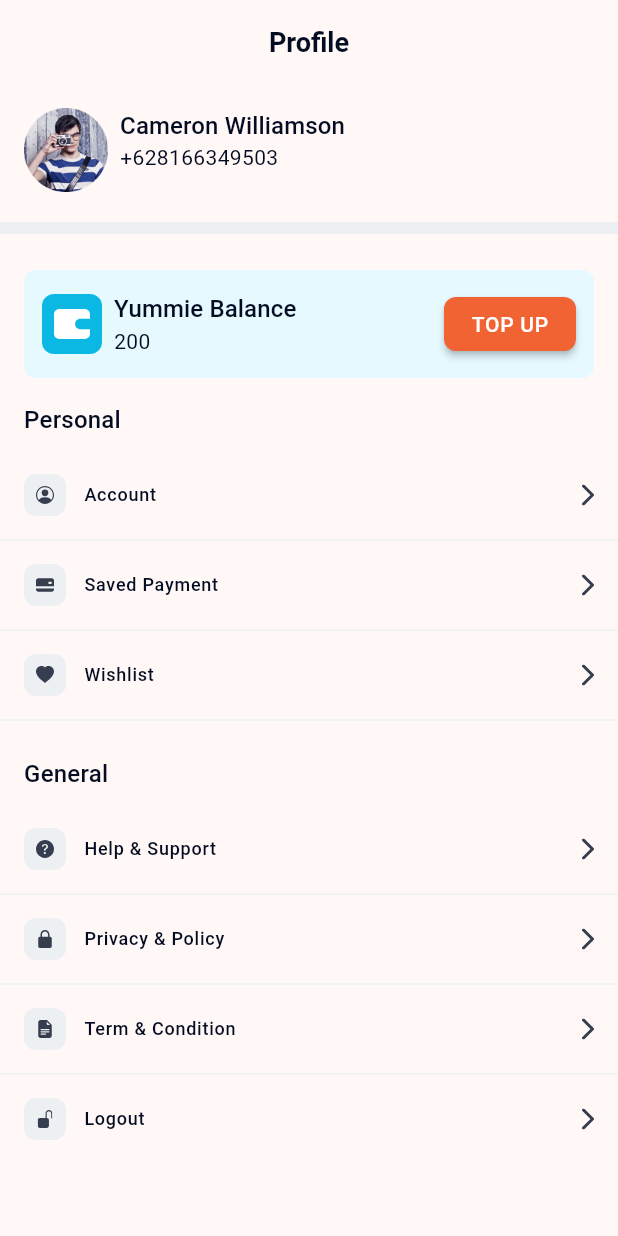
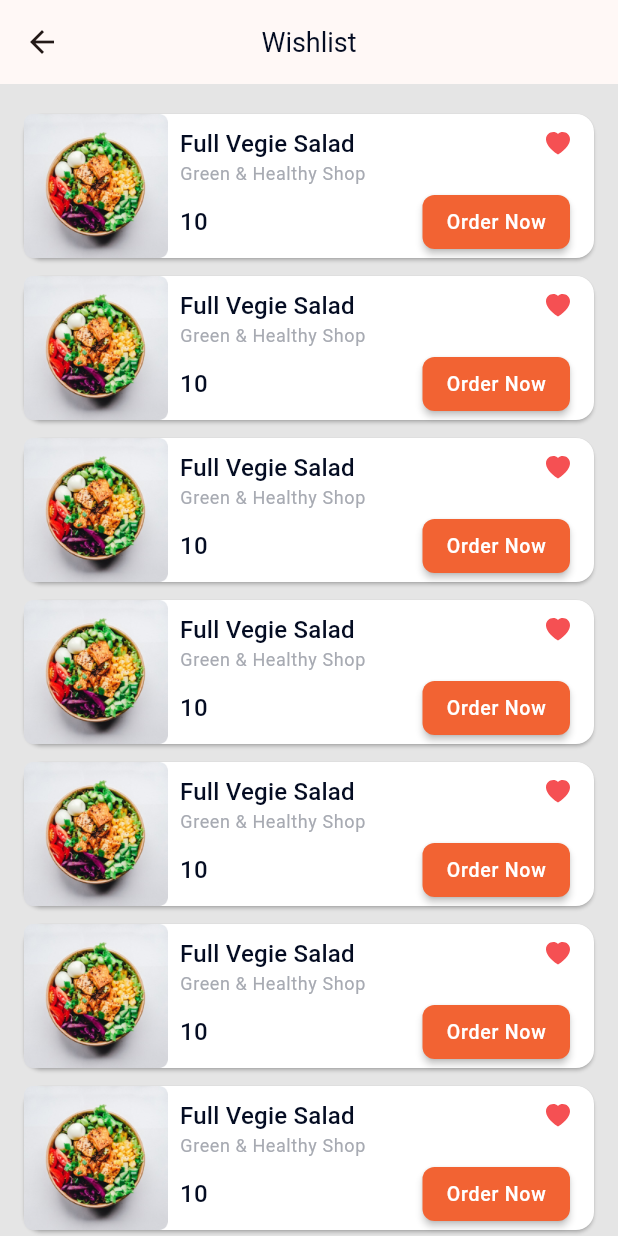
Before and after one commit to dev-mobile-vn/food, a Flutter app: the ProfilePage screen opened directly, after a tap on "Wishlist", on a phone screen of 412 x 824 dp. Run offline on Flutter 3.47's test engine with Material 3 defaults, Android fonts, the phone set to English and light mode, and no system bars; our stand-ins replace bloc, equatable, firebase_core, flutter_bloc, flutter_svg, loading_animation_widget and 1 more; accounts and stored records are empty; Roboto replaces fonts that are missing (KoHo-Bold, KoHo-Medium, KoHo-Regular).

Commit message:
UI wishlist and category

```diff
--- a/lib/config/app_routes.dart
+++ b/lib/config/app_routes.dart
@@ -1,13 +1,15 @@
 import 'package:flutter/material.dart';
 import 'package:flutter_bloc/flutter_bloc.dart';
-import 'package:food/presentation/main/main_screen.dart';
-
+import 'package:food/presentation/category/categories_page.dart';
 import '../core/constants/routers.dart';
+import '../presentation/account/account_page.dart';
+import '../presentation/main/main_screen.dart';
 import '../presentation/onboarding/intro/bloc/onboarding_bloc.dart';
 import '../presentation/onboarding/intro/intro_screen.dart';
 import '../presentation/onboarding/splash/bloc/splash_bloc.dart';
 import '../presentation/onboarding/splash/splash_screen.dart';
 import '../presentation/search_country/search_country_screen.dart';
+import '../presentation/wishlist/wishlist_page.dart';
 
 class AppRouters {
   static Route<dynamic> generateRoute(RouteSettings settings) {
@@ -31,6 +33,12 @@ class AppRouters {
         return MaterialPageRoute(builder: (_) => const SearchCountryScreen());
       case mainRoute:
         return MaterialPageRoute(builder: (_) => const MainScreen());
+      case wishlistRoute:
+        return MaterialPageRoute(builder: (_) => const WishlistPage());
+      case accountRoute:
+        return MaterialPageRoute(builder: (_) => const AccountPage());
+      case categoryRoute:
+        return MaterialPageRoute(builder: (_) => const CategoriesPage());
       default:
         return _errorRoute();
     }
--- a/lib/core/constants/routers.dart
+++ b/lib/core/constants/routers.dart
@@ -1,4 +1,7 @@
 const String splashRoute = '/';
-const String boardingRoute = '/on-boarding-screen';
+const String boardingRoute = '/on-boarding-page';
 const String mainRoute = '/main-screen';
-const String searchCountryRoute = '/search-country-screen';
+const String searchCountryRoute = '/search-country-page';
+const String wishlistRoute = '/wishlist-page';
+const String accountRoute = '/account-page';
+const String categoryRoute = '/category-page';
--- a/lib/core/theme/app_theme.dart
+++ b/lib/core/theme/app_theme.dart
@@ -8,6 +8,20 @@ class AppTheme {
     fontFamily: koHoFontFamily,
     primaryColor: kPrimaryColor,
     colorScheme: ColorScheme.fromSeed(seedColor: kPrimaryColor),
+    cardColor: Colors.white,
+    cardTheme: const CardTheme(
+      color: Colors.white,
+      surfaceTintColor: Colors.white,
+    ),
+    appBarTheme: const AppBarTheme(
+      surfaceTintColor: Colors.white,
+      centerTitle: true,
+      titleTextStyle: TextStyle(
+        fontSize: 18,
+        fontFamily: fontKoHoBold,
+        color: kBlackColor,
+      ),
+    ),
     textTheme: const TextTheme(
         titleSmall: TextStyle(
           fontSize: 14,
--- /dev/null
+++ b/lib/core/widgets/card_item.dart
@@ -0,0 +1,94 @@
+import 'package:flutter/cupertino.dart';
+import 'package:flutter/material.dart';
+import 'package:flutter/widgets.dart';
+import 'package:flutter_svg/flutter_svg.dart';
+
+import '../resource/colors.dart';
+
+class CardItem extends StatelessWidget {
+  const CardItem({super.key});
+
+  @override
+  Widget build(BuildContext context) {
+    return Card(
+      color: Colors.white,
+      margin: const EdgeInsets.only(left: 16, right: 16, bottom: 12),
+      child: Row(
+        crossAxisAlignment: CrossAxisAlignment.start,
+        children: [
+          Image.asset(
+            'assets/images/item_food.png',
+            width: 96,
+            height: 96,
+          ),
+          const SizedBox(
+            width: 8,
+          ),
+          Expanded(
+            child: Column(
+              crossAxisAlignment: CrossAxisAlignment.start,
+              children: [
+                const SizedBox(
+                  height: 8,
+                ),
+                Row(
+                  children: [
+                    Expanded(
+                        child: Text(
+                      'Full Vegie Salad',
+                      overflow: TextOverflow.ellipsis,
+                      maxLines: 1,
+                      style: Theme.of(context).textTheme.titleMedium,
+                    )),
+                    const SizedBox(
+                      width: 12,
+                    ),
+                    SvgPicture.asset(
+                      'assets/icons/ic_heart.svg',
+                      color: const Color(0xffF55053),
+                    ),
+                    const SizedBox(
+                      width: 16,
+                    ),
+                  ],
+                ),
+                Text(
+                  'Green & Healthy Shop',
+                  style: Theme.of(context)
+                      .textTheme
+                      .bodySmall!
+                      .copyWith(color: const Color(0xffA7AAB2), fontSize: 12),
+                ),
+                Padding(
+                  padding: const EdgeInsets.only(right: 16),
+                  child: Row(
+                    mainAxisAlignment: MainAxisAlignment.spaceBetween,
+                    children: [
+                      Text(
+                        '10',
+                        style: Theme.of(context).textTheme.titleMedium,
+                      ),
+                      MaterialButton(
+                        onPressed: () {},
+                        shape: RoundedRectangleBorder(
+                            borderRadius: BorderRadius.circular(8)),
+                        color: kPrimaryColor,
+                        child: Text(
+                          'Order Now',
+                          style: Theme.of(context)
+                              .textTheme
+                              .labelSmall!
+                              .copyWith(fontSize: 13, color: Colors.white),
+                        ),
+                      )
+                    ],
+                  ),
+                )
+              ],
+            ),
+          )
+        ],
+      ),
+    );
+  }
+}
--- a/lib/presentation/main/pages/profile/profile_page.dart
+++ b/lib/presentation/main/pages/profile/profile_page.dart
@@ -1,10 +1,9 @@
-import 'package:flutter/cupertino.dart';
 import 'package:flutter/material.dart';
 import 'package:flutter_svg/flutter_svg.dart';
 import 'package:food/core/constants/routers.dart';
 import 'package:food/core/resource/colors.dart';
 import 'package:food/core/resource/fonts.dart';
-import 'package:food/presentation/main/pages/profile/widgets/item_profile.dart';
+import 'widgets/item_profile.dart';
 
 class ProfilePage extends StatelessWidget {
   const ProfilePage({super.key});
@@ -19,16 +18,11 @@ class ProfilePage extends StatelessWidget {
         centerTitle: true,
         title: const Text(
           'Profile',
-          style: TextStyle(
-            fontFamily: fontKoHoSemiBold,
-            fontSize: 18,
-            color: kBlackColor,
-            fontWeight: FontWeight.bold,
-          ),
         ),
       ),
       body: SingleChildScrollView(
         padding: const EdgeInsets.only(top: 16, bottom: 24),
+        physics: const BouncingScrollPhysics(),
         child: Column(
           crossAxisAlignment: CrossAxisAlignment.start,
           children: [
@@ -134,7 +128,7 @@ class ProfilePage extends StatelessWidget {
                 label: 'Account',
                 ic: 'assets/icons/ic_user.svg',
                 action: () {
-                  //Navigator.pushNamed(context, searchCountryRoute);
+                  Navigator.pushNamed(context, accountRoute);
                 }),
             divider,
             ProfileItem(
@@ -145,7 +139,9 @@ class ProfilePage extends StatelessWidget {
             ProfileItem(
                 label: 'Wishlist',
                 ic: 'assets/icons/ic_heart.svg',
-                action: () {}),
+                action: () {
+                  Navigator.pushNamed(context, wishlistRoute);
+                }),
             divider,
             Padding(
               padding: const EdgeInsets.all(16),
--- a/lib/presentation/main/pages/profile/widgets/item_profile.dart
+++ b/lib/presentation/main/pages/profile/widgets/item_profile.dart
@@ -6,18 +6,17 @@ class ProfileItem extends StatelessWidget {
   final String ic;
   final VoidCallback action;
 
-  // ProfileItem.account({
-  //   super.key,
-  // })  : label = 'Account',
-  //       ic = 'assets/icons/ic_user.svg',
-  //       action = (() {});
-
-  const ProfileItem(
-      {super.key, required this.label, required this.ic, required this.action});
+  const ProfileItem({
+    super.key,
+    required this.label,
+    required this.ic,
+    required this.action,
+  });
 
   @override
   Widget build(BuildContext context) {
     return GestureDetector(
+      behavior: HitTestBehavior.translucent,
       onTap: () => action.call(),
       child: Padding(
         padding: const EdgeInsets.only(left: 16, right: 16, top: 8, bottom: 8),
--- /dev/null
+++ b/lib/presentation/wishlist/wishlist_page.dart
@@ -0,0 +1,81 @@
+import 'package:flutter/material.dart';
+import 'package:food/core/widgets/card_item.dart';
+import '../../../../core/resource/colors.dart';
+import '../../../../core/resource/fonts.dart';
+
+class WishlistPage extends StatelessWidget {
+  const WishlistPage({super.key});
+
+  @override
+  Widget build(BuildContext context) {
+    return Scaffold(
+      backgroundColor: const Color(0xffE5E5E5),
+      appBar: AppBar(
+        title: const Text(
+          'Wishlist',
+        ),
+      ),
+      body: ListView.builder(
+          physics: const BouncingScrollPhysics(),
+          padding: const EdgeInsets.symmetric(vertical: 20),
+          itemCount: 10,
+          itemBuilder: (_, index) {
+            return const CardItem();
+          }),
+    );
+  }
+}
+
+class UIEmptyOrder extends StatelessWidget {
+  const UIEmptyOrder({
+    super.key,
+  });
+
+  @override
+  Widget build(BuildContext context) {
+    return Center(
+      child: Column(
+        mainAxisSize: MainAxisSize.min,
+        crossAxisAlignment: CrossAxisAlignment.stretch,
+        mainAxisAlignment: MainAxisAlignment.center,
+        children: [
+          Image.asset(
+            'assets/images/bg_list_empty.png',
+            width: 185,
+            height: 185,
+          ),
+          const SizedBox(height: 16),
+          Center(
+            child: Text(
+              'Empty Wishlist',
+              style: Theme.of(context).textTheme.titleLarge,
+            ),
+          ),
+          Padding(
+            padding: const EdgeInsets.symmetric(horizontal: 34, vertical: 8),
+            child: Text(
+              'You do not have a food you like. Explore food around you now.',
+              style: Theme.of(context).textTheme.bodyMedium,
+              textAlign: TextAlign.center,
+            ),
+          ),
+          Padding(
+            padding: const EdgeInsets.only(left: 16, right: 16, top: 20),
+            child: MaterialButton(
+              onPressed: () {},
+              color: kPrimaryColor,
+              minWidth: double.infinity,
+              height: 52,
+              shape: RoundedRectangleBorder(
+                  borderRadius: BorderRadius.circular(8)),
+              child: const Text(
+                'Explore Now',
+                style: TextStyle(color: Colors.white),
+              ),
+            ),
+          )
+        ],
+      ),
+    );
+  }
+}
```
Also changed, not shown: lib/core/widgets/card_category.dart (added, +58 -0 lines), lib/presentation/account/account_page.dart (added, +15 -0 lines), lib/presentation/category/categories_page.dart (added, +41 -0 lines), lib/presentation/main/pages/home/home_page.dart (+10 -1 lines), lib/presentation/main/pages/order/order_page.dart (+45 -1 lines), lib/presentation/main/pages/search/search_page.dart (+9 -2 lines), lib/presentation/main/pages/update/update_page.dart (+48 -1 lines), assets/images/bg_list_empty.png (added), assets/images/category_food.png (added), assets/images/item_food.png (added).
